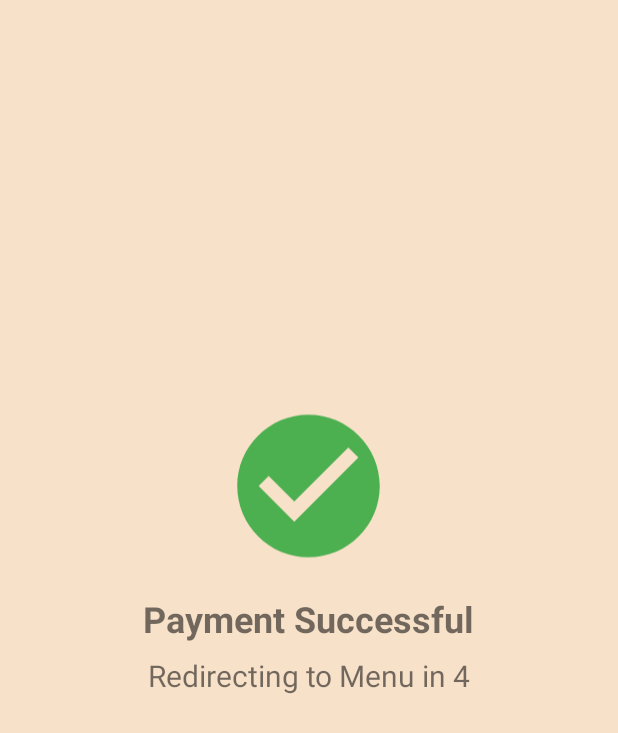
After one commit to yoshibeside/ANDROID-CAN, an Android app: the fragment PaymentSuccessFragment shown on its own in the app's theme, on a phone screen of 412 x 824 dp. The commit adds this screen. Shown: the top 733 px of the screen. Run offline under Robolectric (Android 15) with nearby library versions, the phone set to English and light mode, and no system bars.

Commit message:
feat: validate payment

```diff
--- /dev/null
+++ b/src/app/src/main/java/com/example/mujika/PaymentSuccessFragment.kt
@@ -0,0 +1,45 @@
+package com.example.mujika
+
+import android.os.Bundle
+import android.os.CountDownTimer
+import android.view.LayoutInflater
+import android.view.View
+import android.view.ViewGroup
+import android.widget.TextView
+import androidx.appcompat.app.AppCompatActivity
+import androidx.fragment.app.Fragment
+import kotlinx.android.synthetic.*
+
+class PaymentSuccessFragment : Fragment() {
+
+    private val time = 5000L
+
+    override fun onCreateView(
+        inflater: LayoutInflater, container: ViewGroup?,
+        savedInstanceState: Bundle?
+    ): View? {
+        val view = inflater.inflate(R.layout.fragment_payment_success, container, false)
+        val countdownMsg = view.findViewById<TextView>(R.id.countdown)
+        val timer = object: CountDownTimer(5000, 1000) {
+            override fun onTick(millisUntilFinished: Long) {
+                countdownMsg.text = "Redirecting to Menu in ${millisUntilFinished/1000 + 1}"
+            }
+
+            override fun onFinish() {
+                val transaction = requireActivity().supportFragmentManager.beginTransaction()
+                transaction.replace(R.id.container, MenuFragment())
+                transaction.remove(this@PaymentSuccessFragment)
+                transaction.commit()
+            }
+        }
+        timer.start()
+        return view
+    }
+
+    override fun onViewCreated(view: View, savedInstanceState: Bundle?) {
+        super.onViewCreated(view, savedInstanceState)
+
+
+    }
+
+}
--- a/src/app/src/main/java/retrofit/api/APICall.kt
+++ b/src/app/src/main/java/retrofit/api/APICall.kt
@@ -1,9 +1,13 @@
 package retrofit.api
 
+import okhttp3.Response
+import okhttp3.ResponseBody
 import retrofit.model.ListCabangRestoran
 import retrofit.model.ListMenu
 import retrofit2.Call
 import retrofit2.http.GET
+import retrofit2.http.POST
+import retrofit2.http.Path
 
 interface APICall {
     @GET("v1/menu")
@@ -14,4 +18,7 @@ interface APICall {
     fun getFood(): Call<ListMenu>
     @GET("v1/menu/drink")
     fun getDrink(): Call<ListMenu>
+    @POST("v1/payment/{transaction_id}")
+    fun postPayment(@Path("transaction_id") id: String): Call<ResponseBody>
+
 }
--- /dev/null
+++ b/src/app/src/main/res/drawable/baseline_check_circle_24.xml
@@ -0,0 +1,5 @@
+<vector android:height="24dp" android:tint="#000000"
+    android:viewportHeight="24" android:viewportWidth="24"
+    android:width="24dp" xmlns:android="http://schemas.android.com/apk/res/android">
+    <path android:fillColor="@android:color/white" android:pathData="M12,2C6.48,2 2,6.48 2,12s4.48,10 10,10 10,-4.48 10,-10S17.52,2 12,2zM10,17l-5,-5 1.41,-1.41L10,14.17l7.59,-7.59L19,8l-9,9z"/>
+</vector>
--- /dev/null
+++ b/src/app/src/main/res/layout/fragment_payment_success.xml
@@ -0,0 +1,49 @@
+<?xml version="1.0" encoding="utf-8"?>
+<androidx.constraintlayout.widget.ConstraintLayout xmlns:android="http://schemas.android.com/apk/res/android"
+    xmlns:app="http://schemas.android.com/apk/res-auto"
+    xmlns:tools="http://schemas.android.com/tools"
+    android:layout_width="match_parent"
+    android:layout_height="match_parent"
+    android:background="@color/cream"
+    android:backgroundTint="@color/cream"
+    tools:context=".PaymentSuccessFragment">
+
+    <ImageView
+        android:id="@+id/imageView"
+        android:layout_width="114dp"
+        android:layout_height="144dp"
+        app:layout_constraintBottom_toTopOf="@+id/textView"
+        app:layout_constraintEnd_toEndOf="parent"
+        app:layout_constraintHorizontal_bias="0.498"
+        app:layout_constraintStart_toStartOf="parent"
+        app:layout_constraintTop_toTopOf="parent"
+        app:layout_constraintVertical_bias="1.0"
+        app:srcCompat="@drawable/baseline_check_circle_24"
+        app:tint="#4CAF50" />
+
+    <TextView
+        android:id="@+id/textView"
+        android:layout_width="wrap_content"
+        android:layout_height="wrap_content"
+        android:text="@string/payment_success_msg"
+        android:textSize="24sp"
+        android:textStyle="bold"
+        app:layout_constraintBottom_toBottomOf="parent"
+        app:layout_constraintEnd_toEndOf="parent"
+        app:layout_constraintHorizontal_bias="0.498"
+        app:layout_constraintStart_toStartOf="parent"
+        app:layout_constraintTop_toTopOf="parent"
+        app:layout_constraintVertical_bias="0.5" />
+
+    <TextView
+        android:id="@+id/countdown"
+        android:layout_width="wrap_content"
+        android:layout_height="wrap_content"
+        android:layout_marginTop="8dp"
+        android:text="Returning to Menu in ..."
+        android:textSize="20sp"
+        app:layout_constraintEnd_toEndOf="parent"
+        app:layout_constraintHorizontal_bias="0.5"
+        app:layout_constraintStart_toStartOf="parent"
+        app:layout_constraintTop_toBottomOf="@+id/textView" />
+</androidx.constraintlayout.widget.ConstraintLayout>
--- a/src/app/src/main/res/values/strings.xml
+++ b/src/app/src/main/res/values/strings.xml
@@ -10,4 +10,5 @@
     <string name="no_telp_restoran">14045</string>
     <string name="error_msg">Unable to fetch data</string>
     <string name="photo">Take A Photo</string>
+    <string name="payment_success_msg">Payment Successful</string>
 </resources>
```
Also changed, not shown: src/app/src/main/ic_launcher-playstore.png (added).
